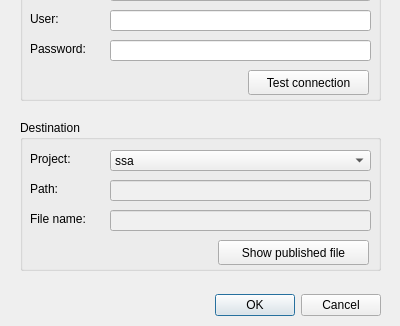
Old version of the form qgs_layer_parser_dialog_base.ui in the repository geraldo/layertree2json; both pictures show x 0 to 400 and y 180 to 506 of the 400 by 506 pixel window.
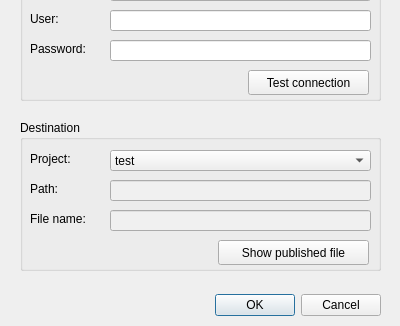
New version of the form. Custom widgets are drawn as their Qt base class.

Commit message: add support for sftp upload, see #1

What changed in the file:
```diff
--- a/qgs_layer_parser_dialog_base.ui
+++ b/qgs_layer_parser_dialog_base.ui
@@ -265,6 +265,11 @@
       <height>21</height>
      </rect>
     </property>
+    <item>
+     <property name="text">
+      <string>test</string>
+     </property>
+    </item>
     <item>
      <property name="text">
       <string>ssa</string>
```
Left out of the diff: 7 changed lines with no effect on the pictures. The commit also changes 2 other files.
